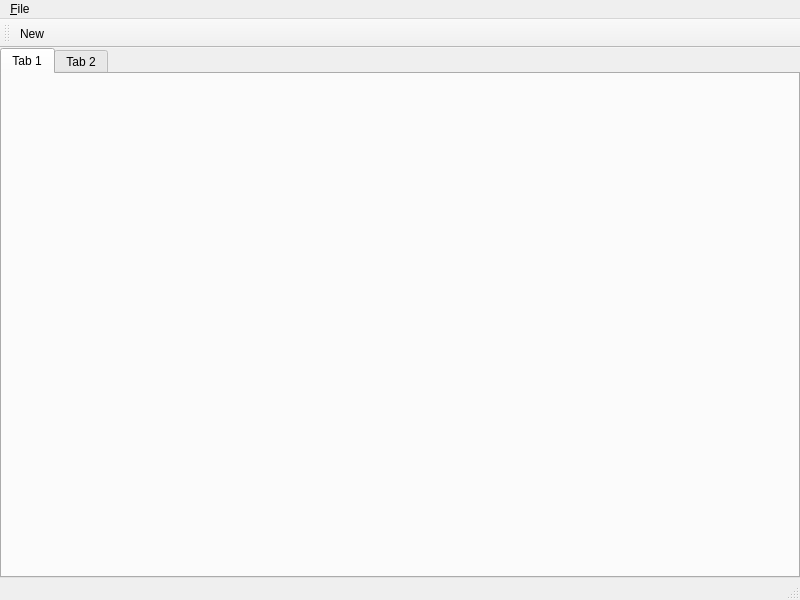
Before: the Qt Designer form CSApp/mainwindow.ui in AndaCondaa/TIL_Qt, drawn with Qt 5.
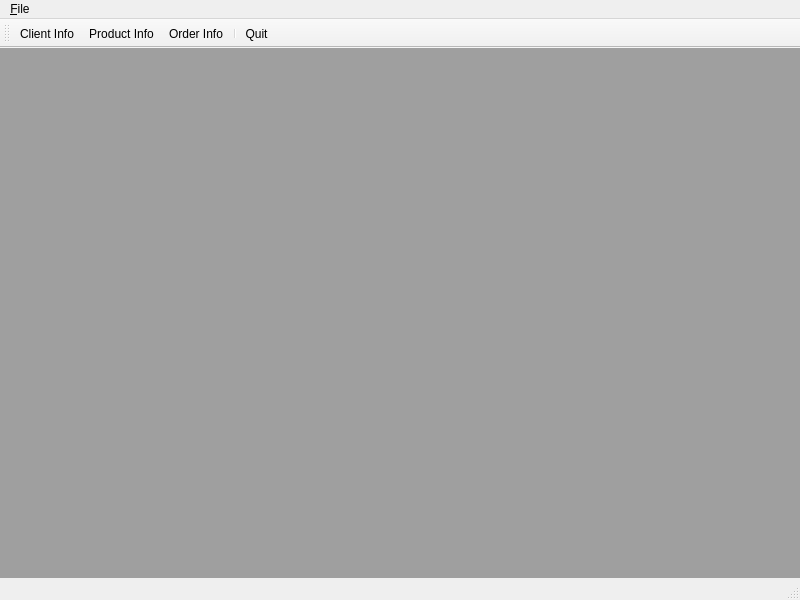
After: the same form once the commit is applied. Icons and pictures are not drawn.

What changed in the file:
```diff
--- a/CSApp/mainwindow.ui
+++ b/CSApp/mainwindow.ui
@@ -14,10 +14,7 @@
    <string>MainWindow</string>
   </property>
   <widget class="QWidget" name="centralwidget">
-   <layout class="QVBoxLayout" name="verticalLayout">
-    <property name="spacing">
-     <number>0</number>
-    </property>
+   <layout class="QHBoxLayout" name="horizontalLayout">
     <property name="leftMargin">
      <number>0</number>
     </property>
@@ -31,20 +28,16 @@
      <number>0</number>
     </property>
     <item>
-     <widget class="QTabWidget" name="tabWidget">
-      <property name="currentIndex">
-       <number>0</number>
+     <widget class="QMdiArea" name="mdiArea">
+      <property name="viewMode">
+       <enum>QMdiArea::TabbedView</enum>
       </property>
-      <widget class="QWidget" name="tab">
-       <attribute name="title">
-        <string>Tab 1</string>
-       </attribute>
-      </widget>
-      <widget class="QWidget" name="tab_2">
-       <attribute name="title">
-        <string>Tab 2</string>
-       </attribute>
-      </widget>
+      <property name="documentMode">
+       <bool>true</bool>
+      </property>
+      <property name="tabsClosable">
+       <bool>false</bool>
+      </property>
      </widget>
     </item>
    </layout>
@@ -62,8 +55,8 @@
     <property name="title">
      <string>&amp;File</string>
     </property>
-    <addaction name="action_New"/>
-    <addaction name="action_Quit"/>
+    <addaction name="separator"/>
+    <addaction name="actionQuit"/>
    </widget>
    <addaction name="menu_File"/>
   </widget>
@@ -78,16 +71,55 @@
    <attribute name="toolBarBreak">
     <bool>false</bool>
    </attribute>
-   <addaction name="action_New"/>
+   <addaction name="actionClient"/>
+   <addaction name="actionProduct"/>
+   <addaction name="actionOrder"/>
+   <addaction name="separator"/>
+   <addaction name="actionQuit"/>
   </widget>
-  <action name="action_New">
+  <action name="actionQuit">
+   <property name="icon">
+    <iconset theme="applications-system" resource="CSApp.qrc">
+     <normaloff>:/images/quit.png</normaloff>:/images/quit.png</iconset>
+   </property>
    <property name="text">
-    <string>&amp;New</string>
+    <string>Quit</string>
    </property>
   </action>
-  <action name="action_Quit">
+  <action name="actionClient">
+   <property name="icon">
+    <iconset resource="CSApp.qrc">
+     <normaloff>:/images/client.png</normaloff>:/images/client.png</iconset>
+   </property>
    <property name="text">
-    <string>&amp;Quit</string>
+    <string>Client Info</string>
+   </property>
+   <property name="shortcut">
+    <string>Ctrl+1</string>
+   </property>
+  </action>
+  <action name="actionProduct">
+   <property name="icon">
+    <iconset resource="CSApp.qrc">
+     <normaloff>:/images/product.png</normaloff>:/images/product.png</iconset>
+   </property>
+   <property name="text">
+    <string>Product Info</string>
+   </property>
+   <property name="shortcut">
+    <string>Ctrl+2</string>
+   </property>
+  </action>
+  <action name="actionOrder">
+   <property name="icon">
+    <iconset resource="CSApp.qrc">
+     <normaloff>:/images/order.png</normaloff>:/images/order.png</iconset>
+   </property>
+   <property name="text">
+    <string>Order Info</string>
+   </property>
+   <property name="shortcut">
+    <string>Ctrl+3</string>
    </property>
   </action>
  </widget>
```
Left out of the diff: 6 changed lines with no effect on the pictures.
